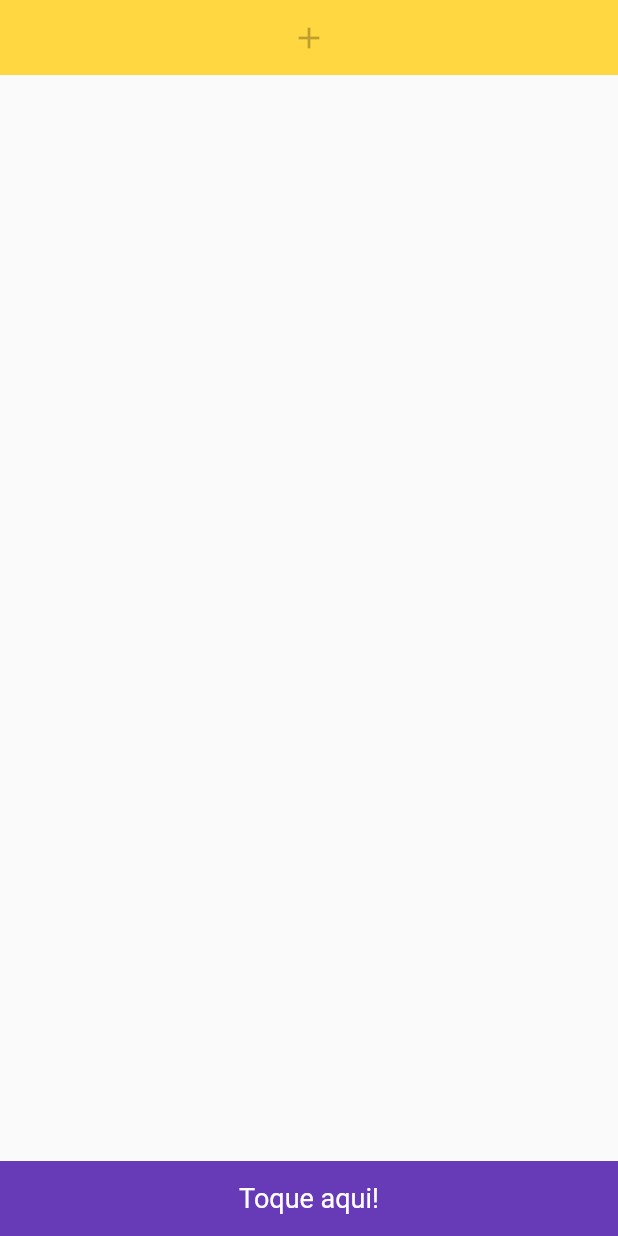
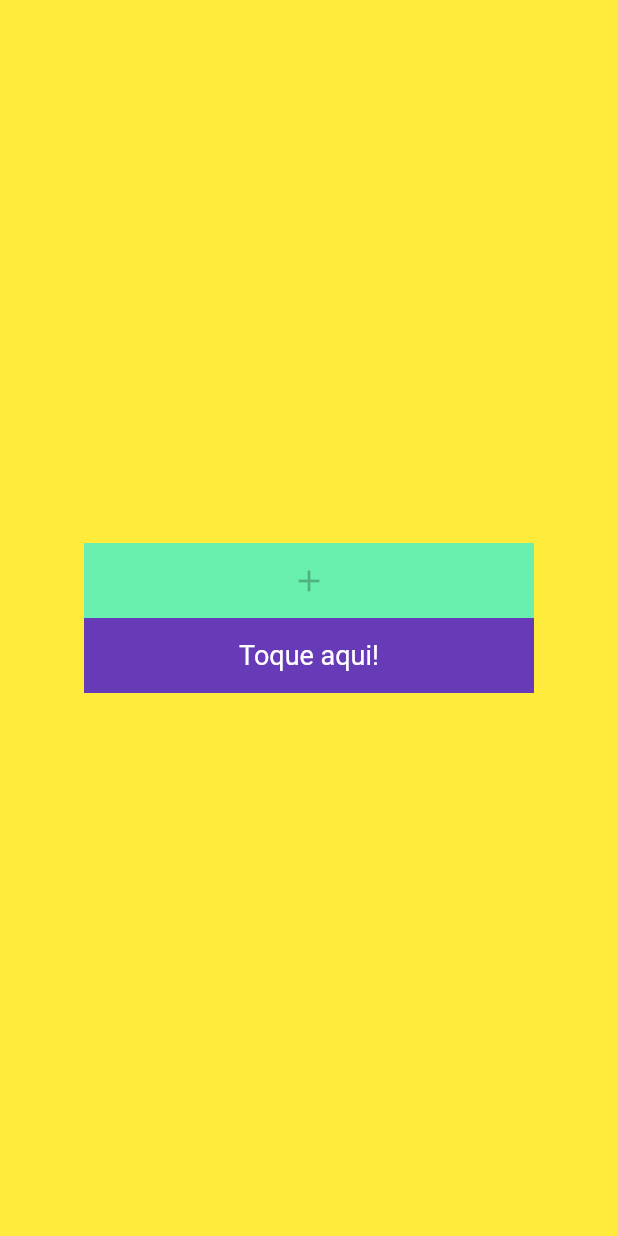
Before and after one commit to gablemos-zz/flutter-study, a Flutter app: the screen it shows after launch, on a phone screen of 412 x 824 dp. Run offline on Flutter 3.47's test engine with Material 2 defaults, Android fonts, the phone set to English and light mode, and no system bars.

Commit message:
24 - column

```diff
--- a/my-first-app/myapp/lib/main.dart
+++ b/my-first-app/myapp/lib/main.dart
@@ -11,13 +11,17 @@ class MyApp extends StatelessWidget {
         primarySwatch: Colors.blue,
       ),
       home: Scaffold(
-        body: Column(
-          mainAxisAlignment: MainAxisAlignment.spaceBetween,
-          crossAxisAlignment: CrossAxisAlignment.stretch,
-          children: <Widget>[
-            ButtonIcon(),
-            ButtonText()
-          ],
+        body: Container(
+          color: Colors.yellow,
+          width: double.infinity,
+          child: Column(
+            mainAxisAlignment: MainAxisAlignment.center,
+            crossAxisAlignment: CrossAxisAlignment.center,
+            children: <Widget>[
+              ButtonIcon(),
+              ButtonText()
+            ],
+          ),
         ),
       ),
     );
@@ -28,9 +32,10 @@ class ButtonIcon extends StatelessWidget {
   @override
   Widget build(BuildContext context) {
     return Container(
-      width: double.infinity,//estica pela tela toda
+      //width: double.infinity,//estica pela tela toda
+      width: 300,
       height: 50,
-      color: Colors.amberAccent,
+      color: Colors.greenAccent,
       child: Icon(
         Icons.add,
         color: Colors.black26,
```
